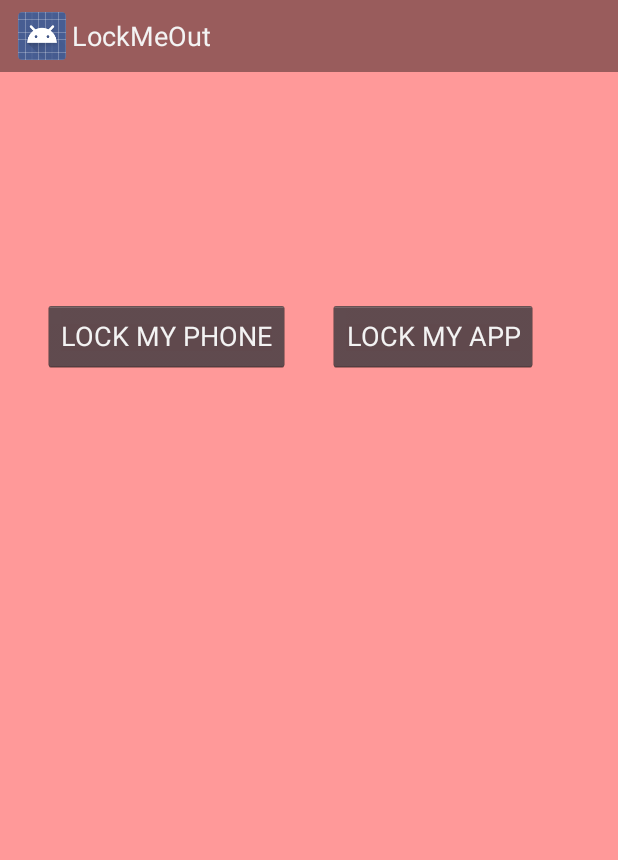
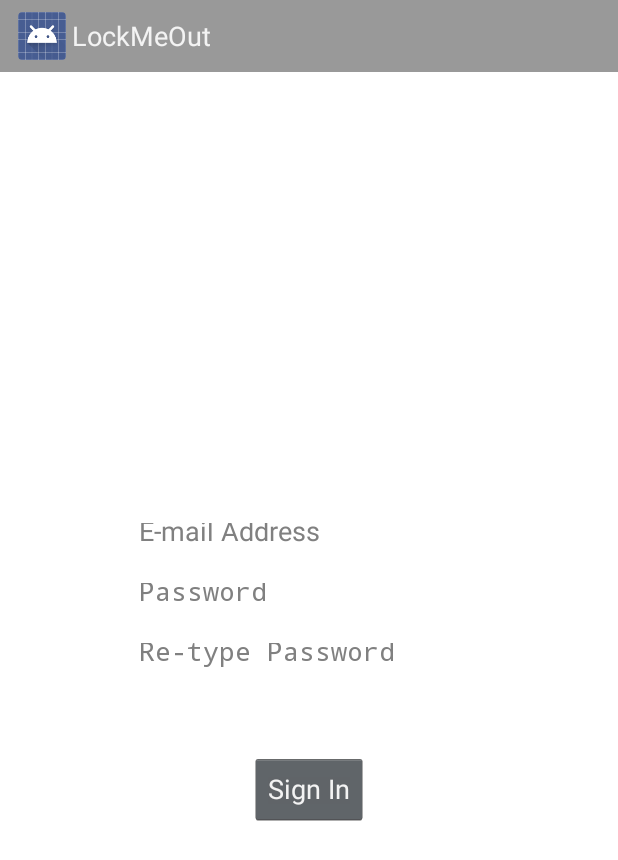
Before and after one commit to YixinXiong/LockMeOut, an Android app: the screen it shows after launch (HomeActivity), on a phone screen of 412 x 824 dp. Shown: the top 860 px of the screen. Run offline under Robolectric (Android 15) with nearby library versions, the phone set to English and light mode, and no system bars.

Commit message:
Login functions working

```diff
--- a/app/src/main/java/com/hackthenorth/lockmeout/app/HomeActivity.java
+++ b/app/src/main/java/com/hackthenorth/lockmeout/app/HomeActivity.java
@@ -13,6 +13,9 @@ import android.widget.Toast;
 
 import com.hackthenorth.lockmeout.app.util.SystemUiHider;
 
+import java.io.FileInputStream;
+import java.io.FileNotFoundException;
+
 
 /**
  * An example full-screen activity that shows and hides the system UI (i.e.
@@ -20,7 +23,7 @@ import com.hackthenorth.lockmeout.app.util.SystemUiHider;
  *
  * @see SystemUiHider
  */
-public class HomeActivity extends FragmentActivity implements HomeFragment.OnButtonClickListener, LockPhoneFragment.OnLockSelectedListener{
+public class HomeActivity extends FragmentActivity implements HomeFragment.OnButtonClickListener, LoginFragment.OnButtonClickListener, LockPhoneFragment.OnLockSelectedListener{
     /**
      * Whether or not the system UI should be auto-hidden after
      * {@link #AUTO_HIDE_DELAY_MILLIS} milliseconds.
@@ -63,12 +66,27 @@ public class HomeActivity extends FragmentActivity implements HomeFragment.OnBut
 
     private FragmentManager fragmentManager;
 
+    private LoginFragment loginFragment;
+
     private DevicePolicyManager devicePolicyManager;
 
     private ComponentName deviceAdmin;
 
     private boolean adminEnabled;
 
+    private final String EMAIL_FILENAME = "lockmeoutemail";
+
+    private boolean hasAlreadyAccessed(){
+
+
+        FileInputStream inputStream;
+        try {
+            inputStream = openFileInput(EMAIL_FILENAME);
+            return true;
+        } catch (FileNotFoundException e) {
+            return false;
+        }
+    }
     @Override
     protected void onCreate(Bundle savedInstanceState) {
         super.onCreate(savedInstanceState);
@@ -83,14 +101,15 @@ public class HomeActivity extends FragmentActivity implements HomeFragment.OnBut
         lockPhoneFragment = LockPhoneFragment.newInstance("hi");
         lockAppFragment = LockAppFragment.newInstance("hello");
         homeFragment = HomeFragment.newInstance("hello");
+        loginFragment = LoginFragment.newInstance(hasAlreadyAccessed(), EMAIL_FILENAME);
 
         setContentView(R.layout.fragment_layout_container);
 
         deviceAdmin = new ComponentName(this, DeviceAdmin.class);
 
-        //setContentView(R.layout.view_pager_home);
 
-        fragmentManager.beginTransaction().add(R.id.fragment_container, homeFragment).commit();
+
+        fragmentManager.beginTransaction().add(R.id.fragment_container, loginFragment).commit();
 
         if (!adminEnabled) {
             // Launch the activity to have the user enable our admin.
@@ -131,7 +150,9 @@ public class HomeActivity extends FragmentActivity implements HomeFragment.OnBut
     public void handleButtonClicked(int i){
         if(i == 1){
             fragmentManager.beginTransaction().replace(R.id.fragment_container, lockPhoneFragment).commit();
-        } else{
+        } else if( i == 1000 ) {
+            fragmentManager.beginTransaction().replace(R.id.fragment_container, homeFragment).commit();
+        }else{
             fragmentManager.beginTransaction().replace(R.id.fragment_container, lockAppFragment).commit();
         }
     }
--- /dev/null
+++ b/app/src/main/java/com/hackthenorth/lockmeout/app/LoginFragment.java
@@ -0,0 +1,179 @@
+package com.hackthenorth.lockmeout.app;
+
+import android.app.Activity;
+import android.content.Context;
+import android.support.v4.app.Fragment;
+import android.support.v4.app.FragmentManager;
+import android.net.Uri;
+import android.os.Bundle;
+import android.view.LayoutInflater;
+import android.view.View;
+import android.view.ViewGroup;
+import android.widget.Button;
+import android.widget.EditText;
+
+import java.io.BufferedReader;
+import java.io.Console;
+import java.io.FileInputStream;
+import java.io.FileNotFoundException;
+import java.io.FileOutputStream;
+import java.io.IOException;
+import java.io.InputStreamReader;
+
+public class LoginFragment extends Fragment {
+
+    private static Boolean hasAlreadyAccessed;
+    final FragmentManager fragmentManager = getFragmentManager();
+    private final String PASS_FILENAME = "lockmeoutpass";
+    private final String EMAIL_FILENAME ="lockmeoutemail";
+    private Context ctx;
+    private String email;
+    private EditText emailEdt;
+    private EditText passEdt;
+    private EditText passEdt2;
+    private EditText passEdtMain;
+    private OnButtonClickListener listener;
+
+    public interface OnButtonClickListener{
+        public void handleButtonClicked(int i);
+    }
+
+    @Override
+    public void onCreate(Bundle savedInstanceState) {
+        super.onCreate(savedInstanceState);
+
+    }
+
+
+    @Override
+    public View onCreateView(LayoutInflater inflater, ViewGroup container,
+                             Bundle savedInstanceState) {
+
+        if( hasAlreadyAccessed ){
+
+            View trueLoginView = inflater.inflate(R.layout.fragment_login_password_only, container, false);
+            Button goBtn = (Button) trueLoginView.findViewById(R.id.btn_go);
+            passEdtMain = (EditText) trueLoginView.findViewById(R.id.passwordInput);
+            goBtn.setOnClickListener(new View.OnClickListener() {
+                @Override
+                public void onClick(View view) {
+                    if( checkCredentials() ){
+                        listener.handleButtonClicked(1000);
+                    }else{
+                        //show pass error
+                    }
+                }
+            });
+
+            return trueLoginView;
+        } else {
+
+            View firstLoginView = inflater.inflate(R.layout.fragment_login, container, false);
+            emailEdt = (EditText) firstLoginView.findViewById(R.id.email_input);
+            passEdt = (EditText) firstLoginView.findViewById(R.id.passwordInputNew);
+            passEdt2 = (EditText) firstLoginView.findViewById(R.id.passwordInputNew2);
+            Button loginBtn = (Button) firstLoginView.findViewById(R.id.btn_login);
+
+            loginBtn.setOnClickListener(new View.OnClickListener() {
+                @Override
+                public void onClick(View view) {
+
+                    if( checkPasswordSame() ) {
+                        if( setCredentials() ) {
+                            listener.handleButtonClicked(1000);
+                        }else{
+                            //
+                        }
+                    }else{
+                        //show pass not same error
+                    }
+                }
+            });
+            return firstLoginView;
+        }
+    }
+
+    private boolean checkPasswordSame() {
+
+        String pass1 = passEdt.getText().toString();
+        String pass2 = passEdt2.getText().toString();
+
+        return pass1.equals(pass2);
+    }
+
+    private boolean setCredentials() {
+
+        try{
+            FileOutputStream outputStreamPass = ctx.openFileOutput(PASS_FILENAME, Context.MODE_PRIVATE);
+            FileOutputStream outputStreamEmail = ctx.openFileOutput(EMAIL_FILENAME, Context.MODE_PRIVATE);
+            String email = emailEdt.getText().toString();
+            if( isEmailValid(email) ) {
+                outputStreamEmail.write(email.getBytes());
+                outputStreamPass.write(passEdt.getText().toString().getBytes());
+                return true;
+            }else{
+                //show error
+                return false;
+            }
+
+        } catch(FileNotFoundException e) {
+            e.printStackTrace();
+            return false;
+        } catch (IOException e) {
+            e.printStackTrace();
+            return false;
+        }
+    }
+
+    boolean isEmailValid(CharSequence email) {
+        return android.util.Patterns.EMAIL_ADDRESS.matcher(email).matches();
+    }
+
+    private boolean checkCredentials() {
+
+        try{
+            FileInputStream inputStream = ctx.openFileInput(PASS_FILENAME);
+            BufferedReader bufferedReader = new BufferedReader(new InputStreamReader(inputStream));
+            String pass = bufferedReader.readLine();
+            if(pass.equals(passEdtMain.getText().toString()))
+                return true;
+        } catch ( FileNotFoundException e ){
+            e.printStackTrace();
+            return false;
+        } catch (IOException e) {
+            e.printStackTrace();
+            return false;
+        }
+        return false;
+    }
+
+    @Override
+    public void onAttach(Activity activity) {
+        super.onAttach(activity);
+        ctx = activity.getApplicationContext();
+        if (activity instanceof OnButtonClickListener) {
+            listener = (OnButtonClickListener) activity;
+        } else {
+            throw new ClassCastException(activity.toString()
+                    + " must implemenet MyListFragment.OnItemSelectedListener");
+        }
+    }
+
+    public void onButtonPressed(Uri uri) {
+    }
+
+
+    public static LoginFragment newInstance(Boolean hasAccessed, String emailFileName) {
+        LoginFragment fragment = new LoginFragment();
+        hasAlreadyAccessed = hasAccessed;
+        return fragment;
+    }
+
+
+    @Override
+    public void onDetach() {
+        super.onDetach();
+    }
+
+
+}
--- /dev/null
+++ b/app/src/main/res/layout/fragment_login.xml
@@ -0,0 +1,64 @@
+<RelativeLayout xmlns:android="http://schemas.android.com/apk/res/android"
+    xmlns:tools="http://schemas.android.com/tools"
+    android:id="@+id/fragment_login"
+    android:layout_width="match_parent"
+    android:layout_height="match_parent"
+    android:background="@android:color/white"
+    tools:context="com.hackthenorth.lockmeout.app.LoginFragment">
+
+    <RelativeLayout
+        android:layout_width="300dp"
+        android:layout_height="180dp"
+        android:layout_centerHorizontal="true"
+        android:layout_centerVertical="true"
+        android:id="@+id/relativeLayout">
+
+        <EditText
+            android:layout_width="250dp"
+            android:layout_height="32dp"
+            android:inputType="textEmailAddress"
+            android:textColor="@android:color/black"
+            android:ems="10"
+            android:hint="E-mail Address"
+            android:id="@+id/email_input"
+            android:layout_centerHorizontal="true"
+            android:layout_alignParentTop="true"
+            android:layout_marginTop="20dp"
+            android:layout_marginBottom="20dp"/>
+
+        <EditText
+            android:layout_width="250dp"
+            android:layout_height="32dp"
+            android:inputType="textPassword"
+            android:textColor="@android:color/black"
+            android:ems="10"
+            android:hint="Password"
+            android:layout_centerHorizontal="true"
+            android:layout_alignTop="@id/email_input"
+            android:layout_marginTop="40dp"
+            android:id="@+id/passwordInputNew"
+             />
+        <EditText
+            android:layout_width="250dp"
+            android:layout_height="32dp"
+            android:inputType="textPassword"
+            android:textColor="@android:color/black"
+            android:ems="10"
+            android:hint="Re-type Password"
+            android:layout_marginTop="40dp"
+            android:layout_centerHorizontal="true"
+            android:layout_alignTop="@id/passwordInputNew"
+            android:id="@+id/passwordInputNew2"
+            />
+
+    </RelativeLayout>
+
+    <Button
+        android:layout_width="wrap_content"
+        android:layout_height="wrap_content"
+        android:text="Sign In"
+        android:id="@+id/btn_login"
+        android:layout_below="@+id/relativeLayout"
+        android:layout_centerHorizontal="true" />
+
+</RelativeLayout>
--- a/build.gradle
+++ b/build.gradle
@@ -5,7 +5,7 @@ buildscript {
         mavenCentral()
     }
     dependencies {
-        classpath 'com.android.tools.build:gradle:0.9.+'
+        classpath 'com.android.tools.build:gradle:0.12.2'
     }
 }
 
```
Also changed, not shown: app/src/main/res/layout/fragment_login_password_only.xml (added, +29 -0 lines), gradle/wrapper/gradle-wrapper.properties, 2 other files.
